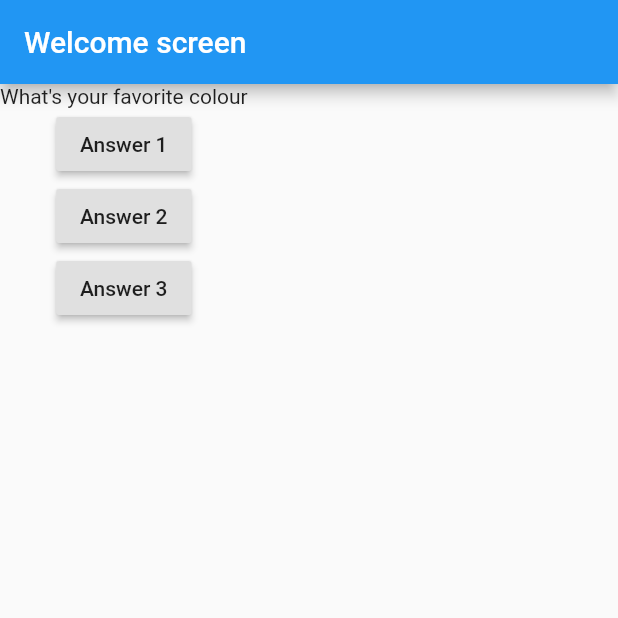
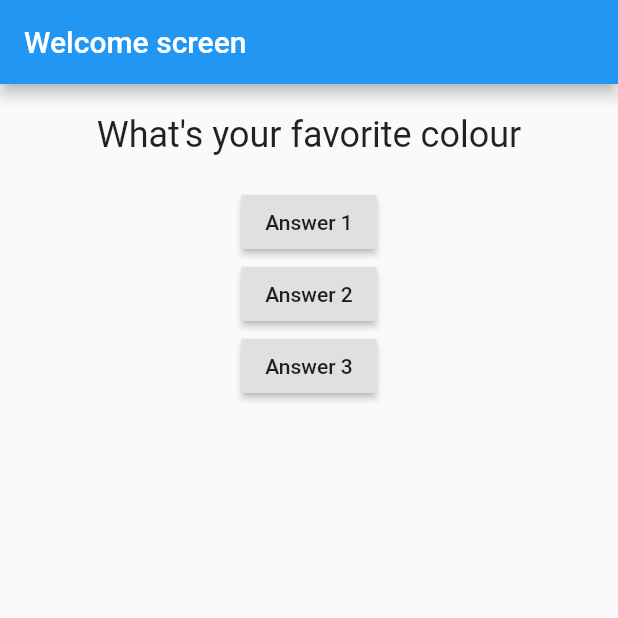
Before and after one commit to charith08/personality_test, a Flutter app: the screen it shows after launch, on a phone screen of 412 x 824 dp, the top half of it. Run offline on Flutter 3.47's test engine with Material 2 defaults, Android fonts, the light colour scheme and no system bars.

Commit message:
feat: question widget with styling (#1)

```diff
--- a/lib/main.dart
+++ b/lib/main.dart
@@ -1,4 +1,6 @@
 import 'package:flutter/material.dart';
+
+import './question.dart';
 
 void main() {
   runApp(MyApp());
@@ -39,7 +41,7 @@
         ),
         body: Column(
           children: [
-            Text(questions[_questionIndex]),
+            Question(questions[_questionIndex]),
             RaisedButton(
               child: Text('Answer 1'),
               onPressed: _answerQuestion,
--- /dev/null
+++ b/lib/question.dart
@@ -0,0 +1,20 @@
+import 'package:flutter/material.dart';
+
+class Question extends StatelessWidget {
+  final String questionText;
+
+  Question(this.questionText);
+
+  @override
+  Widget build(BuildContext context) {
+    return Container(
+      width: double.infinity,
+      margin: EdgeInsets.all(20),
+      child: Text(
+        questionText,
+        style: TextStyle(fontSize: 24),
+        textAlign: TextAlign.center,
+      ),
+    );
+  }
+}
```
